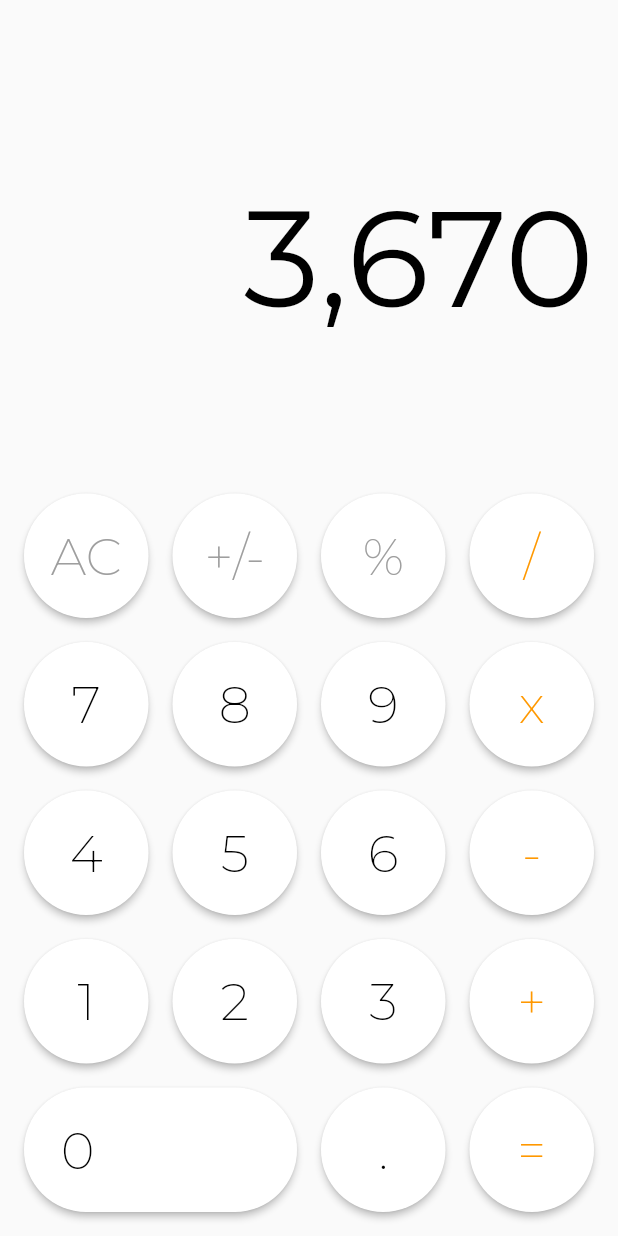
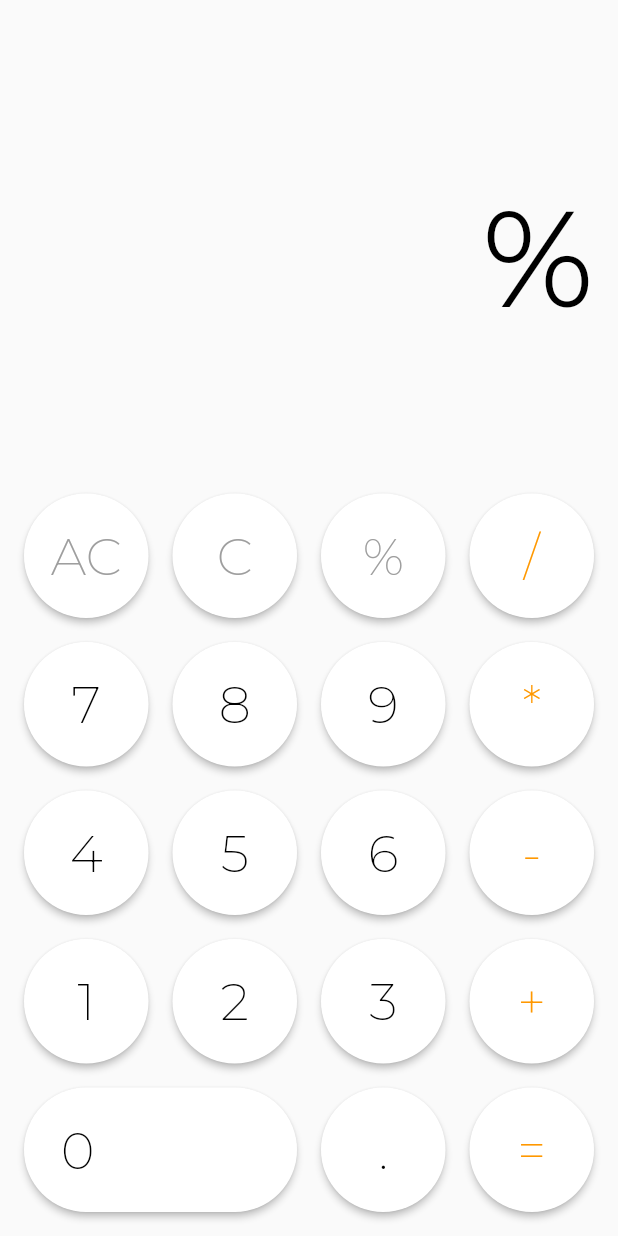
Before and after one commit to Musawwir-TPS/calculator_app, a Flutter app: the screen it shows after launch, after a tap on an icon or button, on a phone screen of 412 x 824 dp. Run offline on Flutter 3.47's test engine with Material 2 defaults, Android fonts, the phone set to English and light mode, and no system bars; drawn by our look-alikes of auto_size_text; our stand-ins replace google_fonts, math_expressions.

```diff
--- a/lib/main.dart
+++ b/lib/main.dart
@@ -1,7 +1,9 @@
+import 'package:auto_size_text/auto_size_text.dart';
 import 'package:calculator_app/widgets/number_button_widget.dart';
 import 'package:calculator_app/widgets/zero_button_widget.dart';
 import 'package:flutter/material.dart';
 import 'package:google_fonts/google_fonts.dart';
+import 'package:math_expressions/math_expressions.dart';
 
 void main() {
   runApp(const MyApp());
@@ -39,6 +41,37 @@ class _MainScreenState extends State<MainScreen> {
   final Color numberColor = Colors.black;
   final Color operatorColor = Colors.orange;
   final Color operatorColor2 = Colors.grey;
+  String _expression = '';
+
+  void numClick(String text) {
+    setState(() => _expression += text);
+  }
+
+  void allClear(String text) {
+    setState(() {
+      _expression = '';
+    });
+  }
+
+  void removeLastChar(String text) {
+    if (_expression.isNotEmpty) {
+      setState(() {
+        _expression = _expression.substring(0, _expression.length - 1);
+        ;
+      });
+    }
+  }
+
+  void evaluate(String text) {
+    Parser p = Parser();
+    Expression exp = p.parse(_expression);
+    ContextModel cm = ContextModel();
+
+    setState(() {
+      _expression = exp.evaluate(EvaluationType.REAL, cm).toString();
+    });
+  }
+
   @override
   Widget build(BuildContext context) {
     return Scaffold(
@@ -50,8 +83,9 @@ class _MainScreenState extends State<MainScreen> {
                 flex: 1,
                 child: Align(
                   alignment: Alignment.centerRight,
-                  child: Text(
-                    '3,670',
+                  child: AutoSizeText(
+                    _expression,
+                    maxLines: 2,
                     style: Theme.of(context).textTheme.headline4!.copyWith(
                         fontWeight: FontWeight.w400,
                         fontSize: 90,
@@ -63,22 +97,22 @@ class _MainScreenState extends State<MainScreen> {
               children: [
                 NumberButtonWidget(
                   'AC',
-                  () {},
+                  allClear,
                   titleColor: operatorColor2,
                 ),
                 NumberButtonWidget(
-                  '+/-',
-                  () {},
+                  'C',
+                  removeLastChar,
                   titleColor: operatorColor2,
                 ),
                 NumberButtonWidget(
                   '%',
-                  () {},
+                  numClick,
                   titleColor: operatorColor2,
                 ),
                 NumberButtonWidget(
                   '/',
-                  () {},
+                  numClick,
                   titleColor: operatorColor,
                 ),
               ],
@@ -91,13 +125,13 @@ class _MainScreenState extends State<MainScreen> {
               children: [
                 NumberButtonWidget(
                   '7',
-                  () {},
+                  numClick,
                 ),
-                NumberButtonWidget('8', () {}),
-                NumberButtonWidget('9', () {}),
+                NumberButtonWidget('8', numClick),
+                NumberButtonWidget('9', numClick),
                 NumberButtonWidget(
-                  'x',
-                  () {},
+                  '*',
+                  numClick,
                   titleColor: operatorColor,
                 ),
               ],
@@ -110,13 +144,13 @@ class _MainScreenState extends State<MainScreen> {
               children: [
                 NumberButtonWidget(
                   '4',
-                  () {},
+                  numClick,
                 ),
-                NumberButtonWidget('5', () {}),
-                NumberButtonWidget('6', () {}),
+                NumberButtonWidget('5', numClick),
+                NumberButtonWidget('6', numClick),
                 NumberButtonWidget(
                   '-',
-                  () {},
+                  numClick,
                   titleColor: operatorColor,
                 ),
               ],
@@ -129,13 +163,13 @@ class _MainScreenState extends State<MainScreen> {
               children: [
                 NumberButtonWidget(
                   '1',
-                  () {},
+                  numClick,
                 ),
-                NumberButtonWidget('2', () {}),
-                NumberButtonWidget('3', () {}),
+                NumberButtonWidget('2', numClick),
+                NumberButtonWidget('3', numClick),
                 NumberButtonWidget(
                   '+',
-                  () {},
+                  numClick,
                   titleColor: operatorColor,
                 ),
               ],
@@ -146,11 +180,11 @@ class _MainScreenState extends State<MainScreen> {
             Row(
               mainAxisAlignment: MainAxisAlignment.spaceBetween,
               children: [
-                const ZeroButtonWidget(),
-                NumberButtonWidget('.', () {}),
+                ZeroButtonWidget(numClick),
+                NumberButtonWidget('.', numClick),
                 NumberButtonWidget(
                   '=',
-                  () {},
+                  evaluate,
                   titleColor: operatorColor,
                 ),
               ],
--- a/lib/widgets/number_button_widget.dart
+++ b/lib/widgets/number_button_widget.dart
@@ -25,7 +25,7 @@ class NumberButtonWidget extends StatelessWidget {
               .copyWith(color: titleColor ?? Colors.black),
         ),
         onPressed: () {
-          onPressFun();
+          onPressFun(title);
         },
       ),
     );
--- a/lib/widgets/zero_button_widget.dart
+++ b/lib/widgets/zero_button_widget.dart
@@ -1,7 +1,8 @@
 import 'package:flutter/material.dart';
 
 class ZeroButtonWidget extends StatelessWidget {
-  const ZeroButtonWidget({Key? key}) : super(key: key);
+  const ZeroButtonWidget(this.onPressFun, {Key? key}) : super(key: key);
+  final Function onPressFun;
 
   @override
   Widget build(BuildContext context) {
@@ -22,7 +23,9 @@ class ZeroButtonWidget extends StatelessWidget {
             style: Theme.of(context).textTheme.headline4,
           ),
         ),
-        onPressed: () {},
+        onPressed: () {
+          onPressFun('0');
+        },
       ),
     );
   }
--- a/pubspec.yaml
+++ b/pubspec.yaml
@@ -35,6 +35,8 @@ dependencies:
   # Use with the CupertinoIcons class for iOS style icons.
   cupertino_icons: ^1.0.2
   google_fonts: ^2.1.0
+  auto_size_text: ^3.0.0
+  math_expressions: ^2.2.0
 
 dev_dependencies:
   flutter_test:
```
